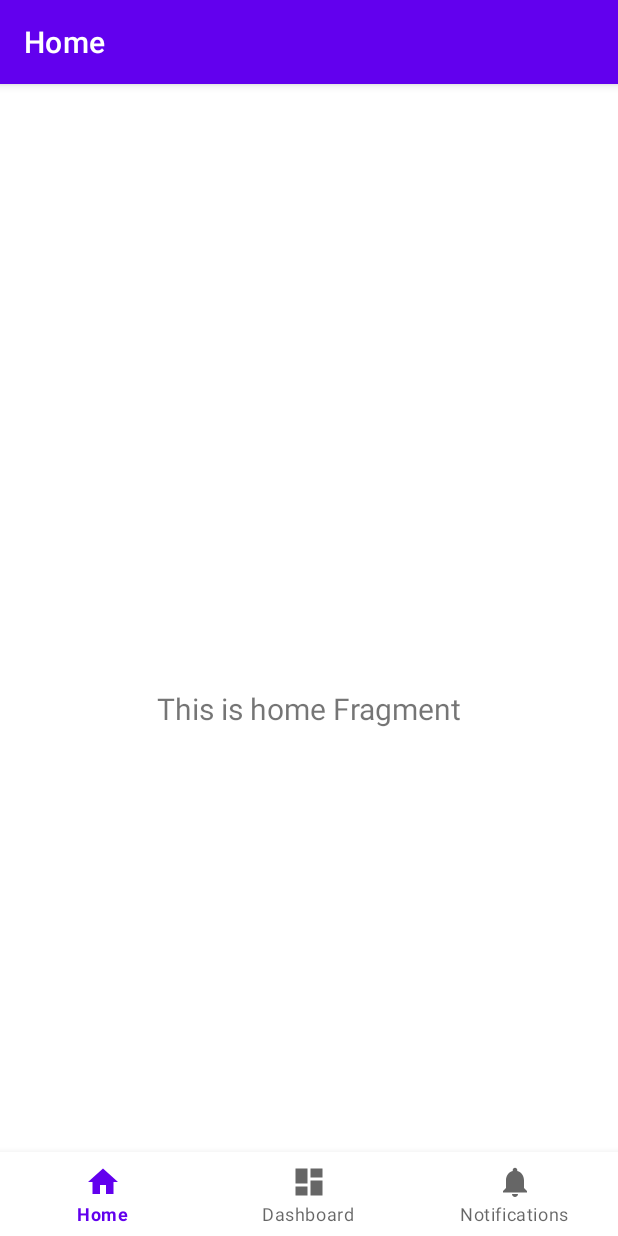
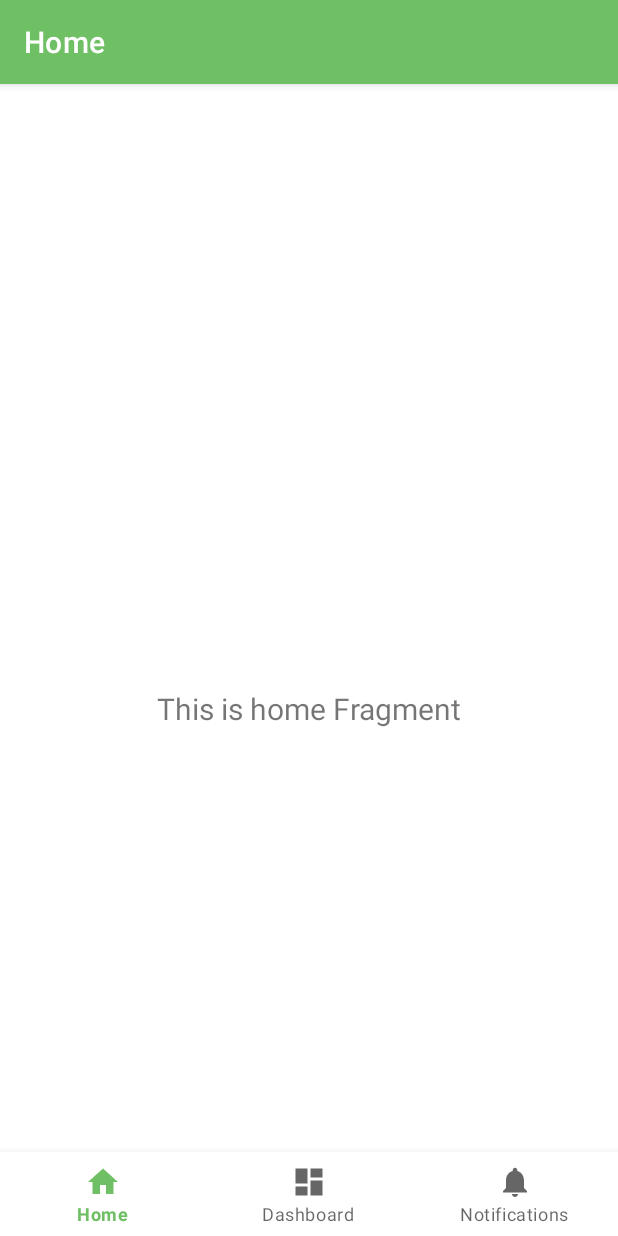
Before and after one commit to unsmoke/mobile-development, an Android app: the screen it shows after launch (MainActivity), on a phone screen of 412 x 824 dp. Run offline under Robolectric (Android 15) with nearby library versions, the phone set to English and light mode, and no system bars; our stand-ins replace navigation-ui.

Commit message:
Add new resources: colors, themes, and fonts
- Added color resources to colors.xml
  - Included shades of green and accent colors
- Updated theme definitions in themes.xml
  - Applied new color resources
- Integrated new font resources
  - Added custom fonts for headers and body text

```diff
--- a/app/src/main/res/values-night/themes.xml
+++ b/app/src/main/res/values-night/themes.xml
@@ -2,15 +2,15 @@
     <!-- Base application theme. -->
     <style name="Theme.Unsmoke" parent="Theme.MaterialComponents.DayNight.DarkActionBar">
         <!-- Primary brand color. -->
-        <item name="colorPrimary">@color/purple_200</item>
+        <item name="colorPrimary">@color/normal_green</item>
         <item name="colorPrimaryVariant">@color/purple_700</item>
-        <item name="colorOnPrimary">@color/black</item>
+        <item name="colorOnPrimary">@color/accent_black</item>
         <!-- Secondary brand color. -->
         <item name="colorSecondary">@color/teal_200</item>
         <item name="colorSecondaryVariant">@color/teal_200</item>
-        <item name="colorOnSecondary">@color/black</item>
+        <item name="colorOnSecondary">@color/accent_black</item>
         <!-- Status bar color. -->
-        <item name="android:statusBarColor">?attr/colorPrimaryVariant</item>
+        <item name="android:statusBarColor">@color/normal_green</item>
         <!-- Customize your theme here. -->
     </style>
 </resources>
```
Also changed, not shown: app/src/main/res/values/colors.xml (+17 -0 lines), app/src/main/res/values/themes.xml (+37 -4 lines), app/src/main/res/font/poppins_bold.ttf (added), app/src/main/res/font/poppins_medium.ttf (added), app/src/main/res/font/poppins_regular.ttf (added), app/src/main/res/font/poppins_semibold.ttf (added).
